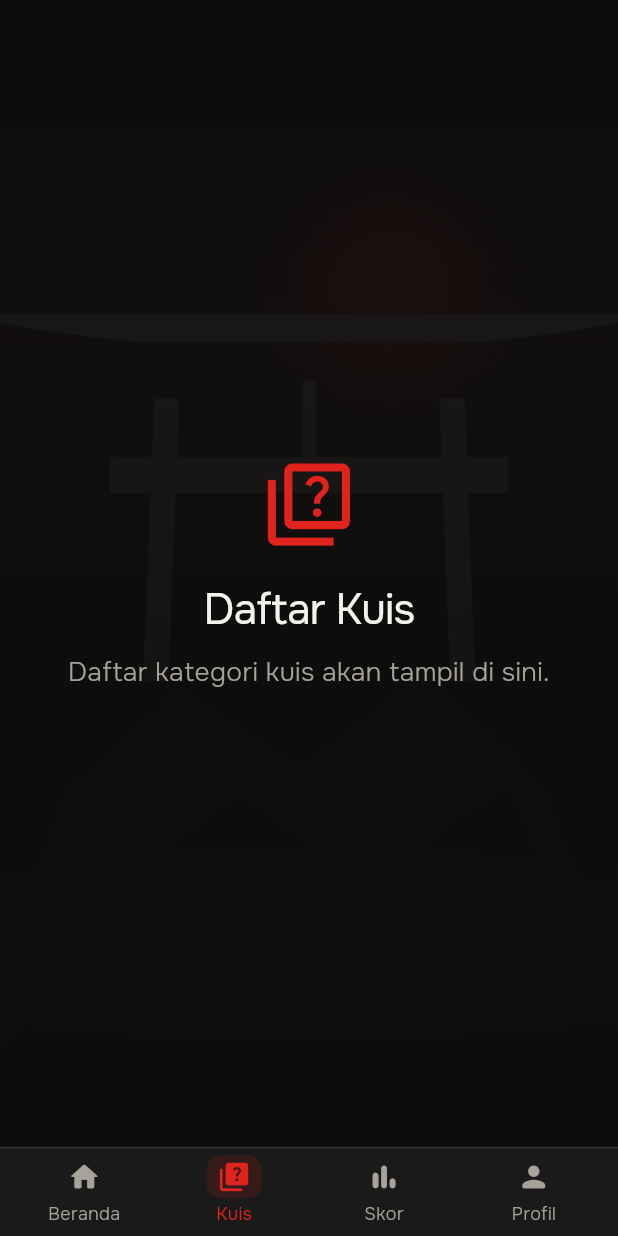
After one commit to Frito-Radestya/UTS_LAB_Pemrograman-Mobile-5, a Flutter app: the MainShell screen opened directly, scrolled down 175 dp, after a tap on "MULAI DARI SINI", on a phone screen of 412 x 824 dp. The commit adds this screen. Run offline on Flutter 3.47's test engine with Material 3 defaults, Android fonts, the phone set to English and light mode, and no system bars; accounts and stored records are empty.

Commit message:
feat: main shell, bottom nav, dan halaman beranda

```diff
--- /dev/null
+++ b/lib/pages/home_page.dart
@@ -0,0 +1,334 @@
+import 'package:flutter/material.dart';
+import 'package:provider/provider.dart';
+
+import '../data/questions_data.dart';
+import '../models/category.dart';
+import '../providers/auth_provider.dart';
+import '../providers/quiz_provider.dart';
+import '../theme/app_theme.dart';
+import '../utils/responsive.dart';
+import '../widgets/category_card.dart';
+import '../widgets/score_tile.dart';
+
+/// Tab Beranda: sapaan, banner, daftar kategori, skor terakhir, dan tips.
+class HomePage extends StatelessWidget {
+  const HomePage({
+    super.key,
+    required this.onOpenQuizTab,
+    required this.onCategoryTap,
+  });
+
+  final VoidCallback onOpenQuizTab;
+  final ValueChanged<Category> onCategoryTap;
+
+  @override
+  Widget build(BuildContext context) {
+    final responsive = Responsive(context);
+    final auth = context.watch<AuthProvider>();
+    final quiz = context.watch<QuizProvider>();
+
+    final name = auth.currentUser?.name ?? 'Sobat';
+    final lastScore = quiz.lastScore;
+
+    return SingleChildScrollView(
+      padding: EdgeInsets.all(responsive.pagePadding),
+      child: Center(
+        child: ConstrainedBox(
+          constraints: BoxConstraints(maxWidth: responsive.contentWidth),
+          child: Column(
+            crossAxisAlignment: CrossAxisAlignment.start,
+            children: [
+              Text(
+                'Halo, $name',
+                style: TextStyle(
+                  fontSize: responsive.headingSize * 0.72,
+                  height: 1.12,
+                  letterSpacing: responsive.letterSpacing,
+                  fontWeight: FontWeight.w400,
+                  color: AppColors.textPrimary,
+                ),
+              ),
+              SizedBox(height: responsive.smallGap * 0.6),
+              Text(
+                'Mau menguji pemahaman Flutter & Dart hari ini?',
+                style: TextStyle(
+                  fontSize: responsive.bodySize * 0.92,
+                  height: 1.45,
+                  fontWeight: FontWeight.w300,
+                  color: AppColors.textSecondary,
+                ),
+              ),
+              SizedBox(height: responsive.gap * 1.3),
+              _HomeBanner(onTap: onOpenQuizTab),
+              SizedBox(height: responsive.gap * 1.5),
+              _SectionHeader(
+                title: 'Kategori Kuis',
+                actionLabel: 'Lihat semua',
+                onAction: onOpenQuizTab,
+              ),
+              SizedBox(height: responsive.smallGap * 0.7),
+              ...quizCategories.map(
+                (category) => Padding(
+                  padding: EdgeInsets.only(bottom: responsive.gap * 0.7),
+                  child: CategoryCard(
+                    category: category,
+                    onTap: () => onCategoryTap(category),
+                  ),
+                ),
+              ),
+              SizedBox(height: responsive.gap * 0.4),
+              const _SectionHeader(title: 'Skor Terakhir'),
+              SizedBox(height: responsive.smallGap * 0.7),
+              if (lastScore != null)
+                ScoreTile(record: lastScore)
+              else
+                const _EmptyScoreCard(),
+              SizedBox(height: responsive.gap * 1.5),
+              const _TipsCard(),
+              SizedBox(height: responsive.gap),
+            ],
+          ),
+        ),
+      ),
+    );
+  }
+}
+
+/// Banner pembuka di Beranda. Mengetuk banner membuka tab Kuis.
+class _HomeBanner extends StatelessWidget {
+  const _HomeBanner({required this.onTap});
+
+  final VoidCallback onTap;
+
+  @override
+  Widget build(BuildContext context) {
+    final responsive = Responsive(context);
+
+    return ClipRRect(
+      borderRadius: BorderRadius.circular(responsive.radius),
+      child: AspectRatio(
+        aspectRatio: 1.9,
+        child: Stack(
+          fit: StackFit.expand,
+          children: [
+            Image.asset('assets/images/bg_temple.jpg', fit: BoxFit.cover),
+            DecoratedBox(
+              decoration: BoxDecoration(
+                gradient: LinearGradient(
+                  begin: Alignment.centerLeft,
+                  end: Alignment.centerRight,
+                  colors: [
+                    AppColors.background.withValues(alpha: 0.94),
+                    AppColors.background.withValues(alpha: 0.28),
+                  ],
+                ),
+              ),
+            ),
+            Material(
+              color: Colors.transparent,
+              child: InkWell(
+                onTap: onTap,
+                child: Padding(
+                  padding: EdgeInsets.all(responsive.pagePadding * 0.6),
+                  child: Column(
+                    mainAxisAlignment: MainAxisAlignment.center,
+                    crossAxisAlignment: CrossAxisAlignment.start,
+                    children: [
+                      Text(
+                        'MULAI DARI SINI',
+                        style: TextStyle(
+                          fontSize: responsive.bodySize * 0.66,
+                          fontWeight: FontWeight.w400,
+                          letterSpacing: responsive.bodySize * 0.12,
+                          color: AppColors.accent,
+                        ),
+                      ),
+                      SizedBox(height: responsive.smallGap * 0.4),
+                      Text(
+                        'Uji pemahamanmu\nhari ini',
+                        maxLines: 2,
+                        overflow: TextOverflow.ellipsis,
+                        style: TextStyle(
+                          fontSize: responsive.bodySize * 1.45,
+                          height: 1.08,
+                          letterSpacing: responsive.letterSpacing * 0.5,
+                          fontWeight: FontWeight.w400,
+                          color: AppColors.textPrimary,
+                        ),
+                      ),
+                      SizedBox(height: responsive.smallGap * 0.5),
+                      Text(
+                        'Pilih kategori dan mulai kuis singkat.',
+                        maxLines: 2,
+                        overflow: TextOverflow.ellipsis,
+                        style: TextStyle(
+                          fontSize: responsive.bodySize * 0.72,
+                          height: 1.35,
+                          fontWeight: FontWeight.w300,
+                          color: AppColors.textSecondary,
+                        ),
+                      ),
+                    ],
+                  ),
+                ),
+              ),
+            ),
+          ],
+        ),
+      ),
+    );
+  }
+}
+
+class _SectionHeader extends StatelessWidget {
+  const _SectionHeader({required this.title, this.actionLabel, this.onAction});
+
+  final String title;
+  final String? actionLabel;
+  final VoidCallback? onAction;
+
+  @override
+  Widget build(BuildContext context) {
+    final responsive = Responsive(context);
+
+    return Row(
+      children: [
+        Expanded(
+          child: Text(
+            title,
+            style: TextStyle(
+              fontSize: responsive.bodySize * 1.05,
+              fontWeight: FontWeight.w400,
+              color: AppColors.textPrimary,
+            ),
+          ),
+        ),
+        if (actionLabel != null)
+          TextButton(
+            onPressed: onAction,
+            child: Text(
+              actionLabel!,
+              style: TextStyle(
+                fontSize: responsive.bodySize * 0.76,
+                fontWeight: FontWeight.w400,
+                color: AppColors.accent,
+              ),
+            ),
+          ),
+      ],
+    );
+  }
+}
+
+class _EmptyScoreCard extends StatelessWidget {
+  const _EmptyScoreCard();
+
+  @override
+  Widget build(BuildContext context) {
+    final responsive = Responsive(context);
+
+    return Container(
+      padding: EdgeInsets.all(responsive.pagePadding * 0.5),
+      decoration: BoxDecoration(
+        color: AppColors.surface,
+        borderRadius: BorderRadius.circular(responsive.radius),
+        border: Border.all(
+          color: AppColors.border,
+          width: responsive.shortestSide * 0.005,
+        ),
+      ),
+      child: Row(
+        children: [
+          Icon(
+            Icons.emoji_events_outlined,
+            size: responsive.iconSize * 1.25,
+            color: AppColors.accent,
+          ),
+          SizedBox(width: responsive.pagePadding * 0.45),
+          Expanded(
+            child: Column(
+              crossAxisAlignment: CrossAxisAlignment.start,
+              children: [
+                Text(
+                  'Belum ada skor',
+                  style: TextStyle(
+                    fontSize: responsive.bodySize * 0.95,
+                    fontWeight: FontWeight.w400,
+                    color: AppColors.textPrimary,
+                  ),
+                ),
+                SizedBox(height: responsive.smallGap * 0.3),
+                Text(
+                  'Selesaikan kuis pertamamu untuk melihat skor di sini.',
+                  style: TextStyle(
+                    fontSize: responsive.bodySize * 0.76,
+                    height: 1.35,
+                    fontWeight: FontWeight.w300,
+                    color: AppColors.textSecondary,
+                  ),
+                ),
+              ],
+            ),
+          ),
+        ],
+      ),
+    );
+  }
+}
+
+class _TipsCard extends StatelessWidget {
+  const _TipsCard();
+
+  @override
+  Widget build(BuildContext context) {
+    final responsive = Responsive(context);
+
+    return Container(
+      padding: EdgeInsets.all(responsive.pagePadding * 0.5),
+      decoration: BoxDecoration(
+        color: AppColors.surface,
+        borderRadius: BorderRadius.circular(responsive.radius),
+        border: Border.all(
+          color: AppColors.border,
+          width: responsive.shortestSide * 0.005,
+        ),
+      ),
+      child: Row(
+        crossAxisAlignment: CrossAxisAlignment.start,
+        children: [
+          Icon(
+            Icons.lightbulb_outline_rounded,
+            size: responsive.iconSize,
+            color: AppColors.accent,
+          ),
+          SizedBox(width: responsive.pagePadding * 0.45),
+          Expanded(
+            child: Column(
+              crossAxisAlignment: CrossAxisAlignment.start,
+              children: [
+                Text(
+                  'Tips belajar',
+                  style: TextStyle(
+                    fontSize: responsive.bodySize * 0.92,
+                    fontWeight: FontWeight.w400,
+                    color: AppColors.textPrimary,
+                  ),
+                ),
+                SizedBox(height: responsive.smallGap * 0.3),
+                Text(
+                  'Baca soal dengan teliti dan pilih satu jawaban sebelum menekan Lanjut.',
+                  style: TextStyle(
+                    fontSize: responsive.bodySize * 0.76,
+                    height: 1.4,
+                    fontWeight: FontWeight.w300,
+                    color: AppColors.textSecondary,
+                  ),
+                ),
+              ],
+            ),
+          ),
+        ],
+      ),
+    );
+  }
+}
--- a/lib/pages/login_page.dart
+++ b/lib/pages/login_page.dart
@@ -8,6 +8,7 @@ import '../utils/responsive.dart';
 import '../widgets/app_background.dart';
 import '../widgets/app_text_field.dart';
 import '../widgets/primary_button.dart';
+import 'main_shell.dart';
 import 'register_page.dart';
 
 /// Halaman login dengan akun dummy yang tersimpan di AuthProvider.
@@ -69,9 +70,10 @@ class _LoginPageState extends State<LoginPage> {
       return;
     }
 
-    // Navigasi ke MainShell ditambahkan pada Task 6.
-    ScaffoldMessenger.of(context)
-        .showSnackBar(const SnackBar(content: Text('Login berhasil.')));
+    // Masuk ke shell dan hapus Login/Splash dari tumpukan navigasi agar
+    // tombol back tidak kembali ke halaman login.
+    Navigator.of(context)
+        .pushAndRemoveUntil(AppRoute.fade(const MainShell()), (route) => false);
   }
 
   void _openRegister() {
--- /dev/null
+++ b/lib/pages/main_shell.dart
@@ -0,0 +1,122 @@
+import 'package:flutter/material.dart';
+
+import '../theme/app_theme.dart';
+import '../utils/responsive.dart';
+import '../widgets/app_background.dart';
+import '../widgets/app_bottom_nav.dart';
+import 'home_page.dart';
+
+/// Kerangka utama setelah login dengan 4 tab yang state-nya tetap hidup.
+class MainShell extends StatefulWidget {
+  const MainShell({super.key});
+
+  @override
+  State<MainShell> createState() => _MainShellState();
+}
+
+class _MainShellState extends State<MainShell> {
+  int _currentIndex = 0;
+
+  void _selectTab(int index) {
+    if (index == _currentIndex) {
+      return;
+    }
+    setState(() => _currentIndex = index);
+  }
+
+  @override
+  Widget build(BuildContext context) {
+    return Scaffold(
+      body: AppBackground(
+        // IndexedStack menjaga state tiap tab saat pengguna berpindah tab.
+        child: IndexedStack(
+          index: _currentIndex,
+          children: [
+            HomePage(
+              onOpenQuizTab: () => _selectTab(1),
+              onCategoryTap: (_) => _selectTab(1),
+            ),
+            const _PlaceholderTab(
+              icon: Icons.quiz_outlined,
+              title: 'Daftar Kuis',
+              message: 'Daftar kategori kuis akan tampil di sini.',
+            ),
+            const _PlaceholderTab(
+              icon: Icons.bar_chart_rounded,
+              title: 'Riwayat Skor',
+              message: 'Skor terakhir dan riwayat akan tampil di sini.',
+            ),
+            const _PlaceholderTab(
+              icon: Icons.person_outline_rounded,
+              title: 'Profil',
+              message: 'Informasi akun dan tombol keluar akan tampil di sini.',
+            ),
+          ],
+        ),
+      ),
+      bottomNavigationBar: AppBottomNav(
+        currentIndex: _currentIndex,
+        onTap: _selectTab,
+      ),
+    );
+  }
+}
+
+/// Tampilan sementara untuk tab yang belum dibuat pada task berikutnya.
+class _PlaceholderTab extends StatelessWidget {
+  const _PlaceholderTab({
+    required this.icon,
+    required this.title,
+    required this.message,
+  });
+
+  final IconData icon;
+  final String title;
+  final String message;
+
+  @override
+  Widget build(BuildContext context) {
+    final responsive = Responsive(context);
+
+    return Center(
+      child: SingleChildScrollView(
+        padding: EdgeInsets.all(responsive.pagePadding),
+        child: ConstrainedBox(
+          constraints: BoxConstraints(maxWidth: responsive.contentWidth),
+          child: Column(
+            mainAxisSize: MainAxisSize.min,
+            children: [
+              Icon(
+                icon,
+                size: responsive.heroIconSize * 0.5,
+                color: AppColors.accent,
+              ),
+              SizedBox(height: responsive.gap),
+              Text(
+                title,
+                textAlign: TextAlign.center,
+                style: TextStyle(
+                  fontSize: responsive.headingSize * 0.6,
+                  letterSpacing: responsive.letterSpacing,
+                  fontWeight: FontWeight.w400,
+                  color: AppColors.textPrimary,
+                ),
+              ),
+              SizedBox(height: responsive.smallGap),
+              Text(
+                message,
+                textAlign: TextAlign.center,
+                style: TextStyle(
+                  fontSize: responsive.bodySize,
+                  height: 1.5,
+                  fontWeight: FontWeight.w300,
+                  color: AppColors.textSecondary,
+                ),
+              ),
+            ],
+          ),
+        ),
+      ),
+    );
+  }
+}
--- a/lib/pages/register_page.dart
+++ b/lib/pages/register_page.dart
@@ -3,10 +3,12 @@ import 'package:provider/provider.dart';
 
 import '../providers/auth_provider.dart';
 import '../theme/app_theme.dart';
+import '../utils/app_route.dart';
 import '../utils/responsive.dart';
 import '../widgets/app_background.dart';
 import '../widgets/app_text_field.dart';
 import '../widgets/primary_button.dart';
+import 'main_shell.dart';
 
 /// Halaman pendaftaran akun dummy.
 class RegisterPage extends StatefulWidget {
@@ -117,10 +119,10 @@ class _RegisterPageState extends State<RegisterPage> {
       return;
     }
 
-    // AuthProvider langsung membuat sesi setelah register.
-    // Navigasi ke MainShell ditambahkan pada Task 6.
-    ScaffoldMessenger.of(context)
-        .showSnackBar(const SnackBar(content: Text('Pendaftaran berhasil.')));
+    // AuthProvider langsung membuat sesi setelah register. Hapus Login dari
+    // tumpukan navigasi agar pengguna tidak bisa kembali ke form pendaftaran.
+    Navigator.of(context)
+        .pushAndRemoveUntil(AppRoute.fade(const MainShell()), (route) => false);
   }
 
   void _backToLogin() {
```
Also changed, not shown: 4 other files.
